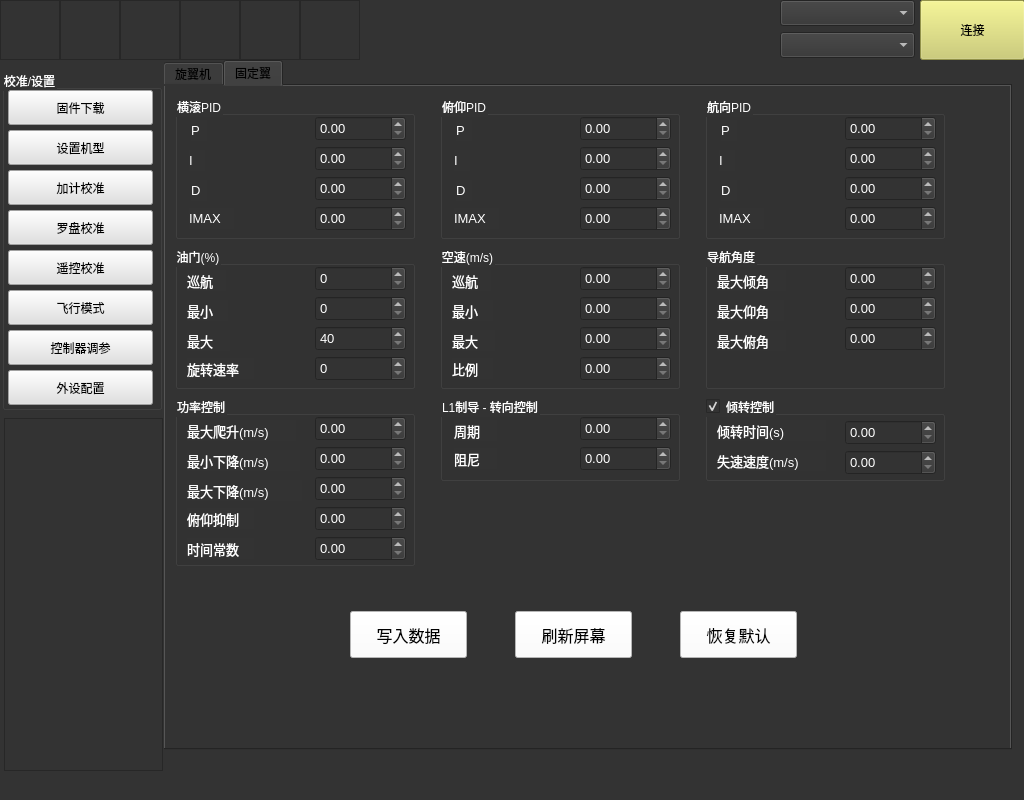
Above: MainWindow.ui from budebulai/LightGCS before the change. Below: the same form after it.
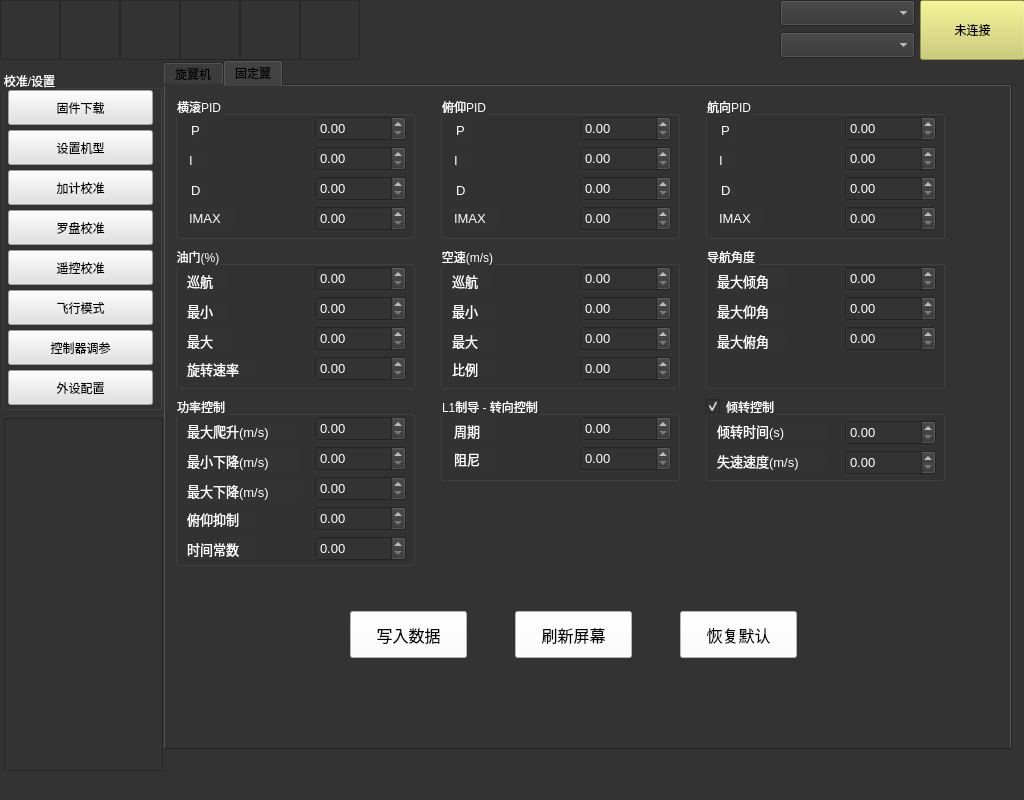
That is the form after the change. The open tabs and pages were chosen to show the change. Icons and pictures are not drawn. Custom widgets are drawn as their Qt base class.

```diff
--- a/MainWindow.ui
+++ b/MainWindow.ui
@@ -7543,7 +7543,7 @@
             <string>巡航</string>
            </property>
           </widget>
-          <widget class="QSpinBox" name="f_cruise_pct">
+          <widget class="QDoubleSpinBox" name="f_cruise_pct">
            <property name="geometry">
             <rect>
              <x>140</x>
@@ -7557,11 +7557,8 @@
              <pointsize>10</pointsize>
             </font>
            </property>
-           <property name="maximum">
-            <number>100</number>
-           </property>
           </widget>
-          <widget class="QSpinBox" name="f_throttle_min_pct">
+          <widget class="QDoubleSpinBox" name="f_throttle_min_pct">
            <property name="geometry">
             <rect>
              <x>140</x>
@@ -7575,9 +7572,6 @@
              <pointsize>10</pointsize>
             </font>
            </property>
-           <property name="maximum">
-            <number>30</number>
-           </property>
           </widget>
           <widget class="QLabel" name="label_45">
            <property name="geometry">
@@ -7597,7 +7591,7 @@
             <string>最小</string>
            </property>
           </widget>
-          <widget class="QSpinBox" name="f_throttle_max_pct">
+          <widget class="QDoubleSpinBox" name="f_throttle_max_pct">
            <property name="geometry">
             <rect>
              <x>140</x>
@@ -7611,12 +7605,6 @@
              <pointsize>10</pointsize>
             </font>
            </property>
-           <property name="minimum">
-            <number>40</number>
-           </property>
-           <property name="maximum">
-            <number>100</number>
-           </property>
           </widget>
           <widget class="QLabel" name="label_46">
            <property name="geometry">
@@ -7636,7 +7624,7 @@
             <string>最大</string>
            </property>
           </widget>
-          <widget class="QSpinBox" name="f_rotate_speed">
+          <widget class="QDoubleSpinBox" name="f_rotate_speed">
            <property name="geometry">
             <rect>
              <x>140</x>
@@ -7650,9 +7638,6 @@
              <pointsize>10</pointsize>
             </font>
            </property>
-           <property name="maximum">
-            <number>100</number>
-           </property>
           </widget>
           <widget class="QLabel" name="label_47">
            <property name="geometry">
@@ -9905,7 +9890,7 @@
 color: rgb(0, 0, 0);</string>
     </property>
     <property name="text">
-     <string>连接</string>
+     <string>未连接</string>
     </property>
    </widget>
    <widget class="QLabel" name="label_mode">
@@ -9971,6 +9956,13 @@
   </widget>
   <widget class="QStatusBar" name="statusBar"/>
  </widget>
+ <customwidgets>
+  <customwidget>
+   <class>PlotWidget</class>
+   <extends>QGraphicsView</extends>
+   <header>pyqtgraph</header>
+  </customwidget>
+ </customwidgets>
  <resources>
   <include location="LightGCS_image.qrc"/>
  </resources>
```
Left out of the diff: 93 changed lines with no effect on the pictures.
